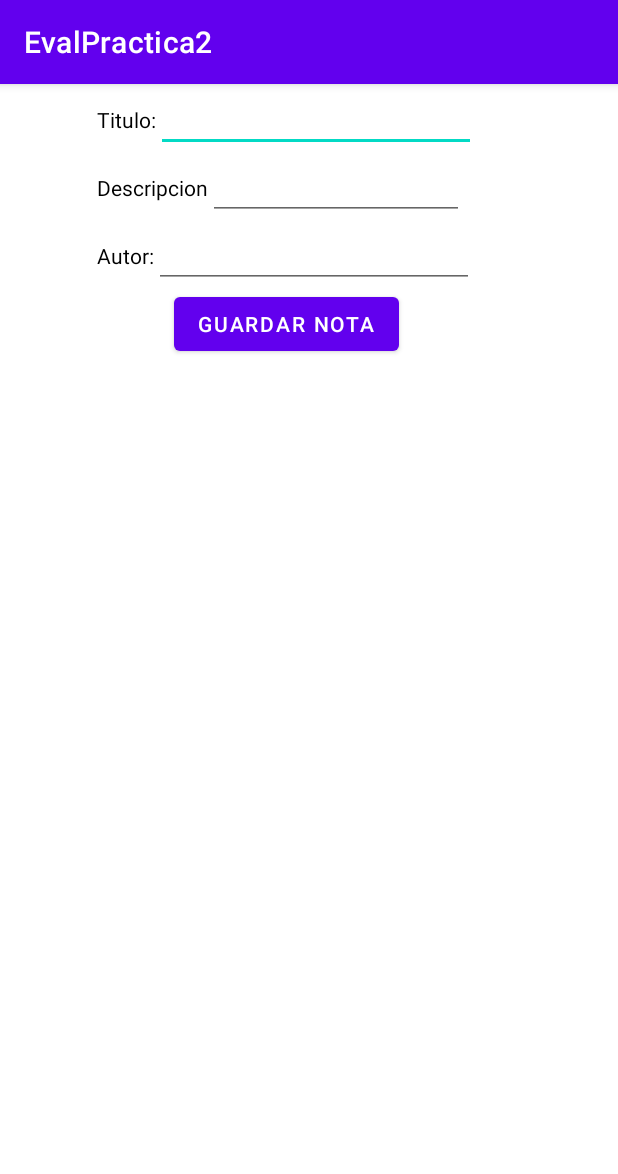
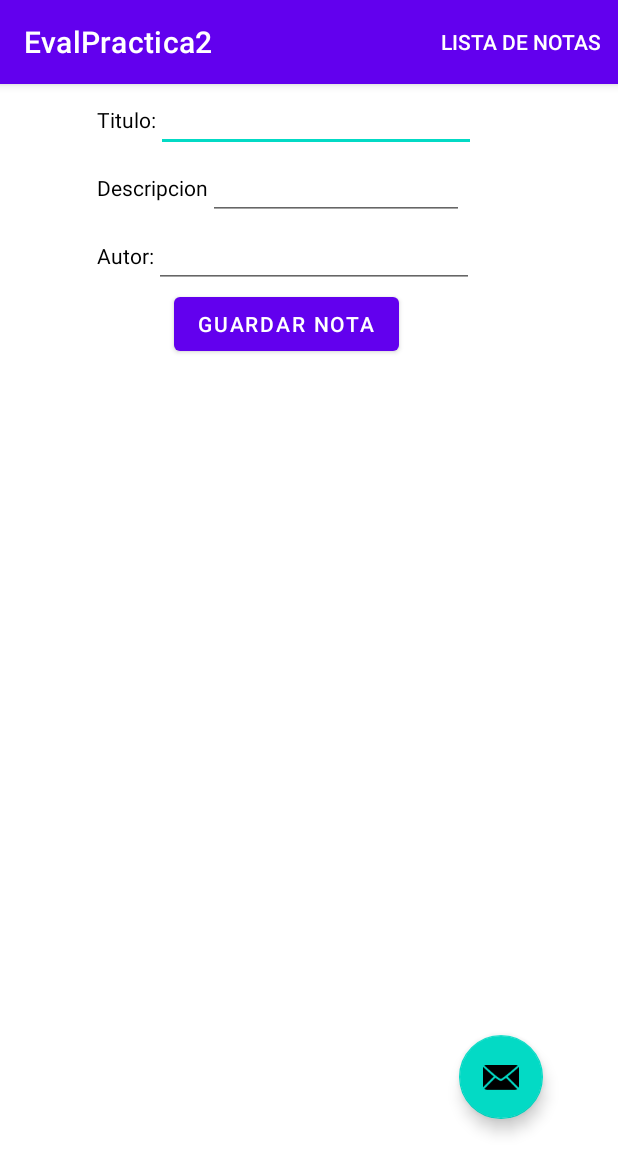
Before and after one commit to Matheo-ceron15/EvalPractica2, an Android app: the screen it shows after launch (MainActivity), on a phone screen of 412 x 824 dp. Shown: the top 1174 px of the screen. Run offline under Robolectric (Android 15) with nearby library versions, the phone set to English and light mode, and no system bars; our stand-ins replace navigation-ui.

```diff
--- a/app/build.gradle
+++ b/app/build.gradle
@@ -36,6 +36,7 @@ dependencies {
     implementation 'androidx.appcompat:appcompat:1.3.1'
     implementation 'com.google.android.material:material:1.4.0'
     implementation 'androidx.constraintlayout:constraintlayout:2.1.0'
+    implementation 'androidx.navigation:navigation-ui:2.3.5'
     testImplementation 'junit:junit:4.+'
     androidTestImplementation 'androidx.test.ext:junit:1.1.3'
     androidTestImplementation 'androidx.test.espresso:espresso-core:3.4.0'
--- a/app/src/main/java/com/itca/evalpractica2/Listado.java
+++ b/app/src/main/java/com/itca/evalpractica2/Listado.java
@@ -2,11 +2,12 @@ package com.itca.evalpractica2;
 
 import androidx.appcompat.app.AppCompatActivity;
 
+import android.app.Activity;
 import android.content.Intent;
 import android.os.Bundle;
 import android.view.View;
 
-public class Listado extends AppCompatActivity {
+public class Listado extends Activity {
 
     @Override
     protected void onCreate(Bundle savedInstanceState) {
--- a/app/src/main/java/com/itca/evalpractica2/MainActivity.java
+++ b/app/src/main/java/com/itca/evalpractica2/MainActivity.java
@@ -1,16 +1,23 @@
 package com.itca.evalpractica2;
 
 import androidx.appcompat.app.AppCompatActivity;
+import androidx.navigation.ui.AppBarConfiguration;
 
 import android.content.ContentValues;
+import android.content.Intent;
 import android.database.sqlite.SQLiteDatabase;
 import android.os.Bundle;
+import android.view.Menu;
+import android.view.MenuItem;
 import android.view.View;
 import android.widget.Button;
 import android.widget.EditText;
 import android.widget.Toast;
 
+import com.google.android.material.snackbar.Snackbar;
+
 public class MainActivity extends AppCompatActivity {
+
 
     private EditText et1, et2,et3;
     private Button btn1;
@@ -25,6 +32,9 @@ public class MainActivity extends AppCompatActivity {
         et3=findViewById(R.id.IngAutor);
 
         btn1 = findViewById(R.id.guardar);
+
+
+
     }
 
     public void guardar(View view) {
@@ -58,4 +68,37 @@ public class MainActivity extends AppCompatActivity {
             Toast.makeText(this, "Nota guardada correctamente", Toast.LENGTH_SHORT).show();
         }
     }
+
+
+
+
+    @Override
+    public boolean onCreateOptionsMenu(Menu menu) {
+        // Inflate the menu; this adds items to the action bar if it is present.
+        getMenuInflater().inflate(R.menu.menu, menu);
+        return true;
+    }
+
+
+    @Override
+    public boolean onOptionsItemSelected(MenuItem item) {
+        // Handle action bar item clicks here. The action bar will
+        // automatically handle clicks on the Home/Up button, so long
+        // as you specify a parent activity in AndroidManifest.xml.
+        int id = item.getItemId();
+
+        //noinspection SimplifiableIfStatement
+        if (id == R.id.accion_lista) {
+            Intent intent = new Intent(MainActivity.this, Listado.class);
+            startActivity(intent);
+
+            return true;
+        }
+
+        return super.onOptionsItemSelected(item);
+    }
+
+    public void autores(View view) {
+        Toast.makeText(this, "Acion no disponible", Toast.LENGTH_SHORT).show();
+    }
 }
--- a/app/src/main/java/com/itca/evalpractica2/OpenHelper.java
+++ b/app/src/main/java/com/itca/evalpractica2/OpenHelper.java
@@ -15,7 +15,7 @@ public class OpenHelper extends SQLiteOpenHelper {
 
     @Override
     public void onCreate(SQLiteDatabase bd) {
-        bd.execSQL("create table tb_Notas (id int primary key AutoIncrement, Titulo text, Descripcion text, Autor text)");
+        bd.execSQL("create table tb_Notas (id int primary key autoincrement, Titulo text, Descripcion text, Autor text)");
     }
 
     @Override
--- a/app/src/main/java/com/itca/evalpractica2/VistaNota.java
+++ b/app/src/main/java/com/itca/evalpractica2/VistaNota.java
@@ -2,9 +2,10 @@ package com.itca.evalpractica2;
 
 import androidx.appcompat.app.AppCompatActivity;
 
+import android.app.Activity;
 import android.os.Bundle;
 
-public class VistaNota extends AppCompatActivity {
+public class VistaNota extends Activity {
 
     @Override
     protected void onCreate(Bundle savedInstanceState) {
--- a/app/src/main/res/layout/activity_main.xml
+++ b/app/src/main/res/layout/activity_main.xml
@@ -91,4 +91,15 @@
 
     </LinearLayout>
 
+    <com.google.android.material.floatingactionbutton.FloatingActionButton
+        android:id="@+id/fab"
+        android:layout_width="wrap_content"
+        android:layout_height="wrap_content"
+        android:layout_gravity="bottom|end"
+        android:layout_marginEnd="50dp"
+        android:layout_marginTop="450dp"
+        android:layout_marginBottom="16dp"
+        android:onClick="autores"
+        app:srcCompat="@android:drawable/ic_dialog_email" />
+
 </LinearLayout>
--- a/app/src/main/res/layout/activity_vista_nota.xml
+++ b/app/src/main/res/layout/activity_vista_nota.xml
@@ -100,4 +100,5 @@
                 />
         </LinearLayout>
     </LinearLayout>
+
 </LinearLayout>
--- /dev/null
+++ b/app/src/main/res/menu/menu.xml
@@ -0,0 +1,7 @@
+<?xml version="1.0" encoding="utf-8"?>
+<menu xmlns:android="http://schemas.android.com/apk/res/android"
+    xmlns:app="http://schemas.android.com/apk/res-auto">
+    <item android:id="@+id/accion_lista"
+        android:title="Lista de notas"
+        app:showAsAction="always"/>
+</menu>
```
